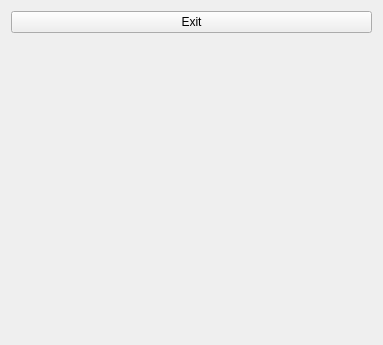
The window that RoomClient/playscreen.ui (ljmc2000/VirtualConcertHall) describes before a commit, drawn with Qt 5.
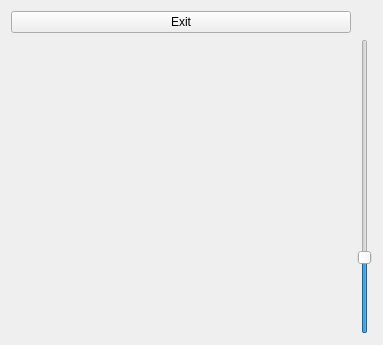
The same window after the commit. Custom widgets are drawn as their Qt base class.

Commit message: added a slider for latency tolerance

Patch:
```diff
--- a/RoomClient/playscreen.ui
+++ b/RoomClient/playscreen.ui
@@ -14,6 +14,30 @@
    <string>MainWindow</string>
   </property>
   <layout class="QGridLayout" name="gridLayout">
+   <item row="1" column="0">
+    <widget class="MidiHandler" name="midiout" native="true">
+     <layout class="QGridLayout" name="gridLayout_2" columnminimumwidth="0"/>
+    </widget>
+   </item>
+   <item row="1" column="1">
+    <widget class="QSlider" name="latencySlider">
+     <property name="whatsThis">
+      <string>Acceptable delay for notes in transit</string>
+     </property>
+     <property name="minimum">
+      <number>1</number>
+     </property>
+     <property name="maximum">
+      <number>200</number>
+     </property>
+     <property name="value">
+      <number>50</number>
+     </property>
+     <property name="orientation">
+      <enum>Qt::Vertical</enum>
+     </property>
+    </widget>
+   </item>
    <item row="0" column="0">
     <widget class="QPushButton" name="exitButton">
      <property name="text">
```
Left out of the diff: 5 changed lines with no effect on the pictures. The commit also changes 4 other files.
